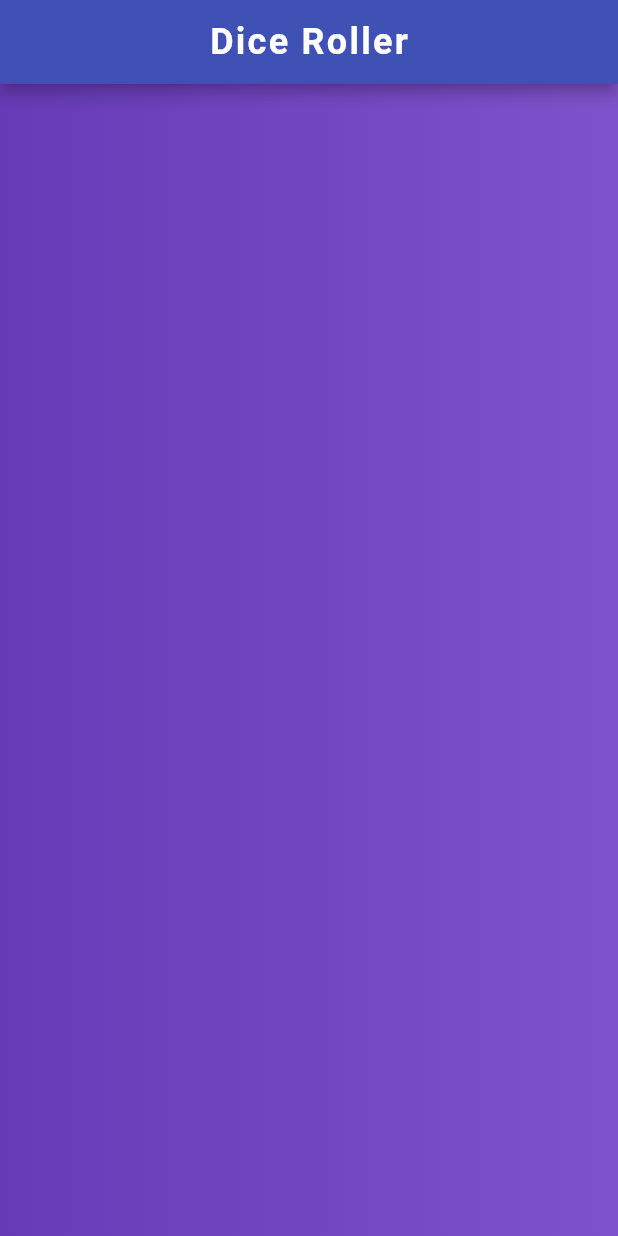
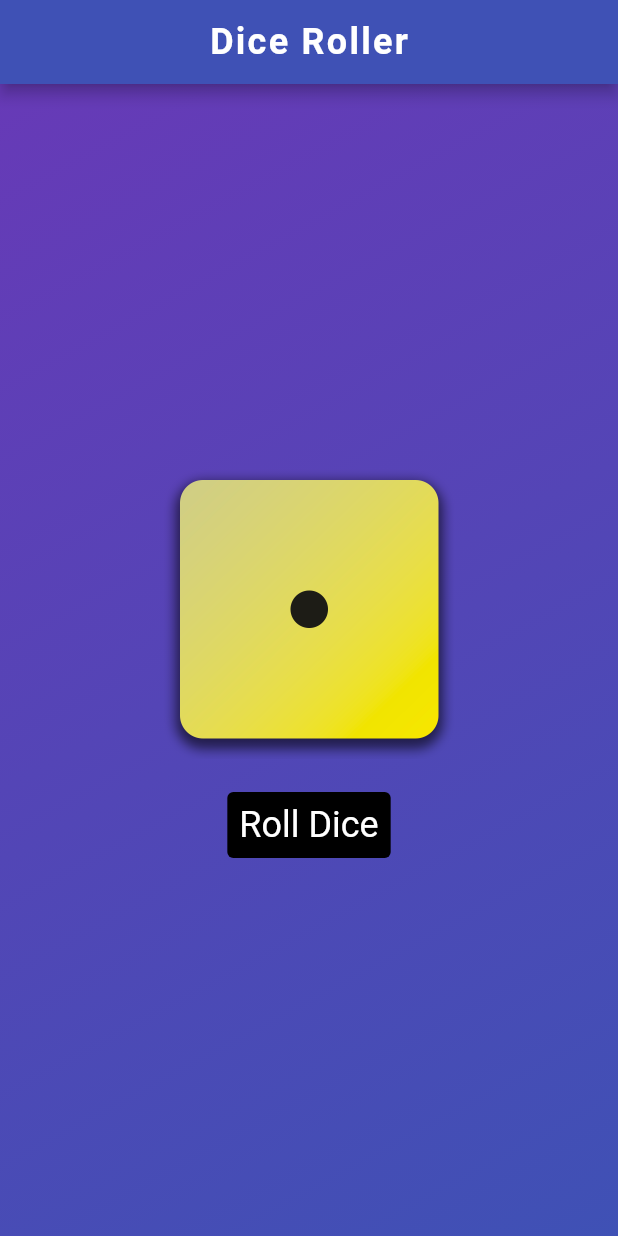
Before and after one commit to Aditya-Y-Git/dice_roller, a Flutter app: the screen it shows after launch, on a phone screen of 412 x 824 dp. Run offline on Flutter 3.47's test engine with Material 2 defaults, Android fonts, the phone set to English and light mode, and no system bars.

Commit message:
create a dice roller widget which contains logic of dice rolling

```diff
--- /dev/null
+++ b/lib/dice_roller.dart
@@ -0,0 +1,47 @@
+import 'package:flutter/material.dart';
+import 'dart:math';
+
+var randomizer = Random();
+
+class DiceRoller extends StatefulWidget {
+  const DiceRoller({super.key});
+  @override
+  State<DiceRoller> createState() {
+    return _DiceRollerState();
+  }
+}
+
+class _DiceRollerState extends State<DiceRoller> {
+  var diceNumber = 1;
+  void rollDice() {
+    setState(() {
+      diceNumber = randomizer.nextInt(6) + 1;
+    });
+  }
+
+  @override
+  Widget build(context) {
+    return Center(
+      child: Column(
+        mainAxisSize: MainAxisSize.min,
+        children: [
+          Image.asset(
+            "assets/images/dice-$diceNumber.png",
+            width: 200,
+          ),
+          const SizedBox(height: 20),
+          TextButton(
+              onPressed: rollDice,
+              style: TextButton.styleFrom(
+                foregroundColor: Colors.white,
+                backgroundColor: Colors.black,
+                textStyle: const TextStyle(
+                  fontSize: 24,
+                ),
+              ),
+              child: const Text("Roll Dice")),
+        ],
+      ),
+    );
+  }
+}
--- a/lib/gradient_container.dart
+++ b/lib/gradient_container.dart
@@ -1,4 +1,5 @@
 import 'package:flutter/material.dart';
+import 'package:dice_roller/dice_roller.dart';
 
 class GradientContainer extends StatelessWidget {
   const GradientContainer(this.color1, this.color2, {super.key});
@@ -15,6 +16,7 @@ class GradientContainer extends StatelessWidget {
             begin: Alignment.topLeft,
             end: Alignment.bottomRight),
       ),
+      child: const DiceRoller(),
     );
   }
 }
```
Also changed, not shown: lib/main.dart (+4 -8 lines), pubspec.yaml (+4 -7 lines).
